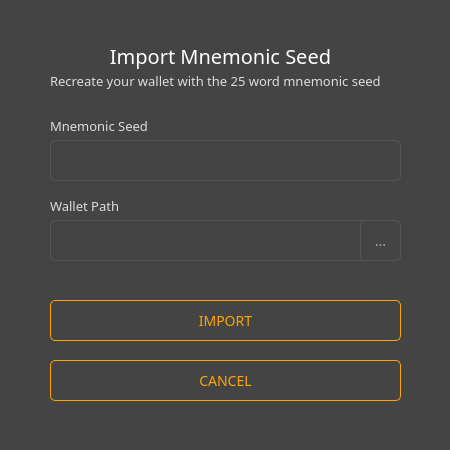
Old version of the form src/gui/ui/importseed.ui in the repository ConcealNetwork/conceal-desktop.
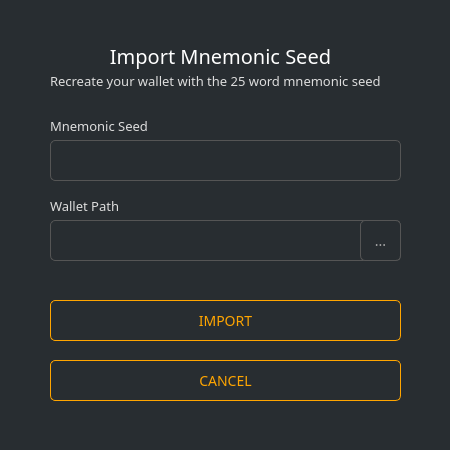
New version of the form.

Diff of the .ui file:
```diff
--- a/src/gui/ui/importseed.ui
+++ b/src/gui/ui/importseed.ui
@@ -14,7 +14,7 @@
    <string>Import :: Mnemonic Seed</string>
   </property>
   <property name="styleSheet">
-   <string notr="true">background-color: #444; color: #ddd; border: 0px; font-family: Raleway;</string>
+   <string notr="true">background-color: #282d31; color: #ddd; border: 0px; font-family: Raleway;</string>
   </property>
   <widget class="QGroupBox" name="groupBox">
    <property name="geometry">
```
